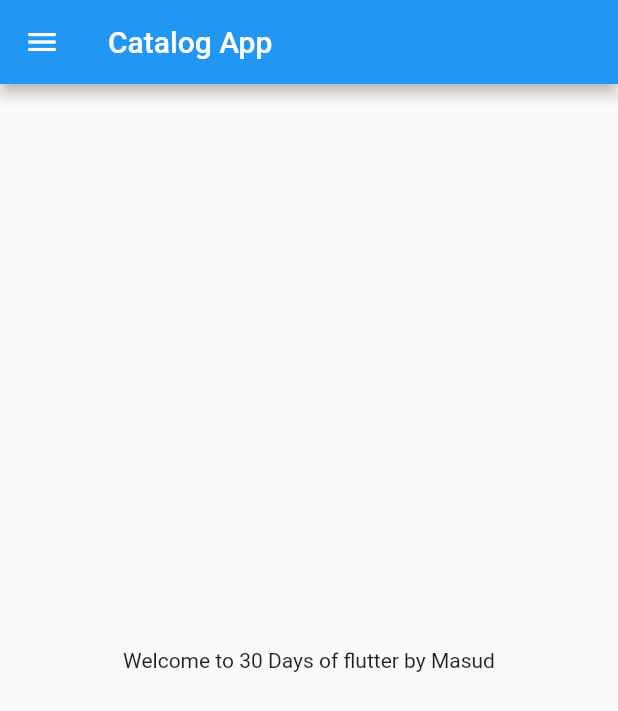
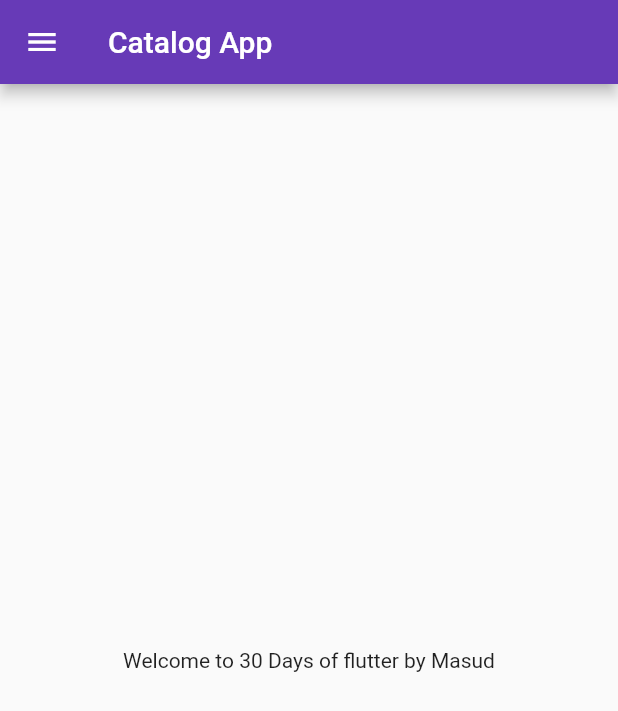
Before and after one commit to masud-ahmed-alt/Catalog-App-Tutorial, a Flutter app: the screen it shows after launch, on a phone screen of 412 x 824 dp. Shown: the top 711 px of the screen. Run offline on Flutter 3.47's test engine with Material 2 defaults, Android fonts, the phone set to English and light mode, and no system bars.

Commit message:
Day3 Completed

```diff
--- a/lib/main.dart
+++ b/lib/main.dart
@@ -1,5 +1,6 @@
 import 'package:flutter/material.dart';
-import 'package:flutter_catelog/home_page.dart';
+import 'package:flutter_catelog/pages/home_page.dart';
+import 'package:flutter_catelog/pages/login_page.dart';
 
 void main() {
   runApp(MyApp());
@@ -9,7 +10,16 @@ class MyApp extends StatelessWidget {
   @override
   Widget build(BuildContext context) {
     return MaterialApp(
-      home: HomePage(),
+      // home: HomePage(),
+      themeMode: ThemeMode.light,
+      theme: ThemeData(primarySwatch: Colors.deepPurple),
+      darkTheme: ThemeData(brightness: Brightness.dark),
+      initialRoute: "/home",
+      routes: {
+        "/": (context) => LoginPage(),
+        "/home": (context) => HomePage(),
+        "/login": (context) => LoginPage()
+      },
     );
   }
 }
--- a/lib/home_page.dart
+++ b/lib/pages/home_page.dart
@@ -1,13 +1,8 @@
 import 'package:flutter/material.dart';
 
-class HomePage extends StatefulWidget {
+class HomePage extends StatelessWidget {
   const HomePage({Key? key}) : super(key: key);
 
-  @override
-  _HomePageState createState() => _HomePageState();
-}
-
-class _HomePageState extends State<HomePage> {
   @override
   Widget build(BuildContext context) {
     int days = 30;
```
Also changed, not shown: lib/pages/login_page.dart (added, +19 -0 lines).
